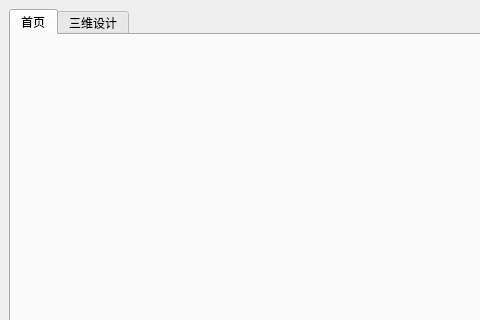
First picture: the form in MainFrame.ui, repository linpeng109/py_20190617, before the edit; both pictures show x 0 to 480 and y 0 to 320 of the 640 by 480 pixel window.
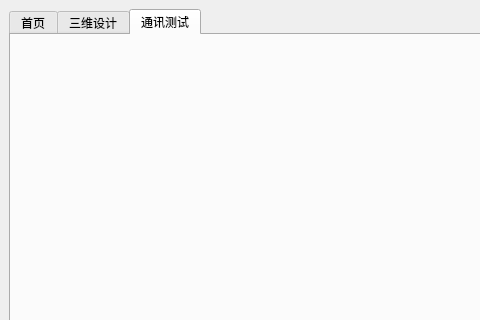
Second picture: the form after the edit.

What changed in the file:
```diff
--- a/MainFrame.ui
+++ b/MainFrame.ui
@@ -18,7 +18,7 @@
     <item>
      <widget class="QTabWidget" name="tabWidget">
       <property name="currentIndex">
-       <number>0</number>
+       <number>2</number>
       </property>
       <widget class="QWidget" name="tab">
        <attribute name="title">
@@ -40,6 +40,16 @@
         </item>
        </layout>
       </widget>
+      <widget class="QWidget" name="tab_3">
+       <attribute name="title">
+        <string>通讯测试</string>
+       </attribute>
+       <layout class="QVBoxLayout" name="verticalLayout_3">
+        <item>
+         <layout class="QHBoxLayout" name="horizontalLayout_3"/>
+        </item>
+       </layout>
+      </widget>
      </widget>
     </item>
    </layout>
```
Left out of the diff: 6 changed lines with no effect on the pictures.
